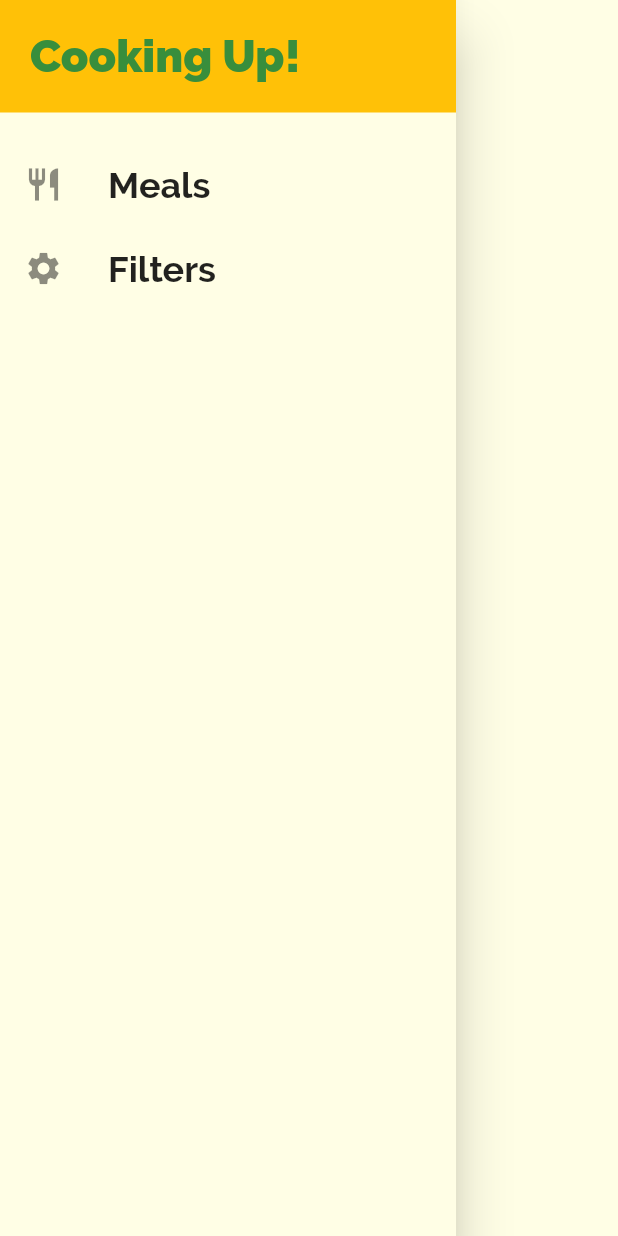
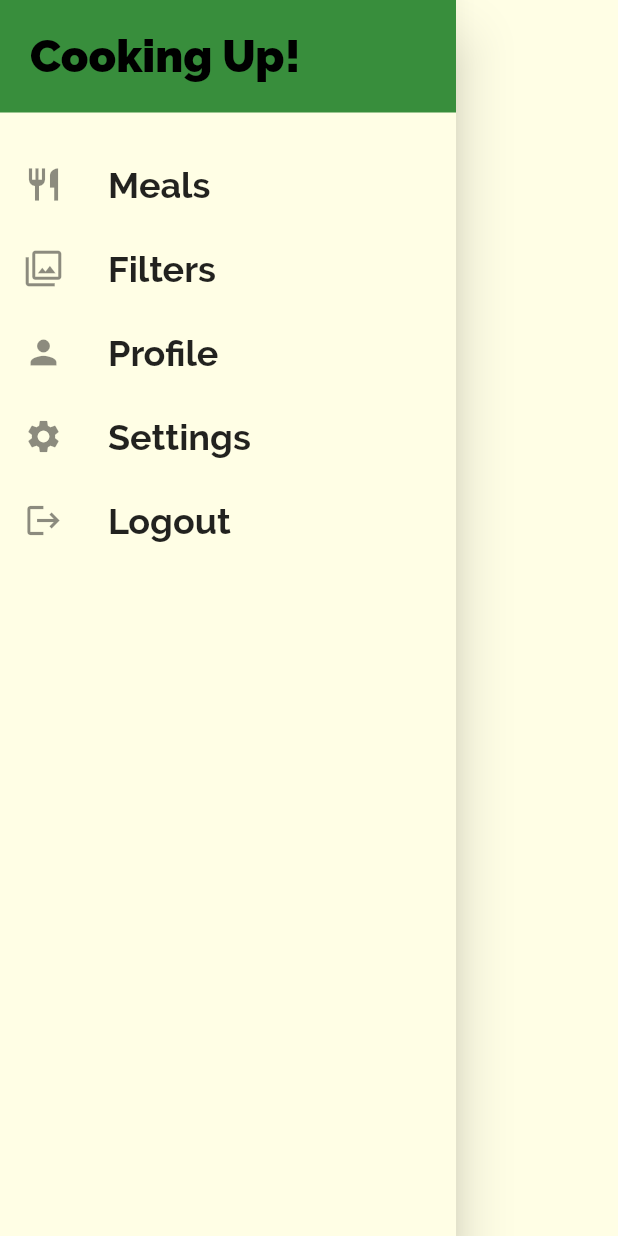
Before and after one commit to JayM2510/HungryByte, a Flutter app: the MainDrawer widget shown alone on an empty page, opened directly, on a phone screen of 412 x 824 dp. Run offline on Flutter 3.47's test engine with Material 2 defaults, Android fonts, the phone set to English and light mode, and no system bars.

Commit message:
Drawer changes

```diff
--- a/lib/main.dart
+++ b/lib/main.dart
@@ -71,6 +71,7 @@ class _MyAppState extends State<MyApp> {
   @override
   Widget build(BuildContext context) {
     return MaterialApp(
+      debugShowCheckedModeBanner: false,
       title: 'HungryByte',
       theme: ThemeData(
         primarySwatch: Colors.green,
--- a/lib/widgets/main_drawer.dart
+++ b/lib/widgets/main_drawer.dart
@@ -31,23 +31,30 @@ class MainDrawer extends StatelessWidget {
             width: double.infinity,
             padding: EdgeInsets.all(20),
             alignment: Alignment.centerLeft,
-            color: Theme.of(context).accentColor,
+            color: Theme.of(context).primaryColorDark,
             child: Text(
               'Cooking Up!',
               style: TextStyle(
                   fontWeight: FontWeight.w900,
                   fontSize: 30,
-                  color: Theme.of(context).primaryColorDark),
+                  color: Colors.black),
             ),
           ),
           SizedBox(
             height: 20,
           ),
           buildListTile('Meals', Icons.restaurant, () {
+            Navigator.of(context).pushReplacementNamed('/tabs-screen');
+          }),
+          buildListTile('Filters', Icons.filter, () {
+            Navigator.of(context).pushReplacementNamed(FiltersScreen.routeName);
+          }),
+          buildListTile('Profile', Icons.person, () {}
+          ),
+          buildListTile('Settings', Icons.settings, () {}
+          ),
+          buildListTile('Logout', Icons.logout, () {
             Navigator.of(context).pushReplacementNamed('/');
-          }),
-          buildListTile('Filters', Icons.settings, () {
-            Navigator.of(context).pushReplacementNamed(FiltersScreen.routeName);
           }),
         ],
       ),
--- a/lib/widgets/welcome_screen.dart
+++ b/lib/widgets/welcome_screen.dart
@@ -25,7 +25,7 @@ class WelcomePage extends StatelessWidget {
                     mainAxisAlignment: MainAxisAlignment.center,
                     crossAxisAlignment: CrossAxisAlignment.center,
                     children: [
-
+                      Spacer(flex: 2),
                       Text('HungryByte',
                       textAlign: TextAlign.center,
                       style: TextStyle(
```
